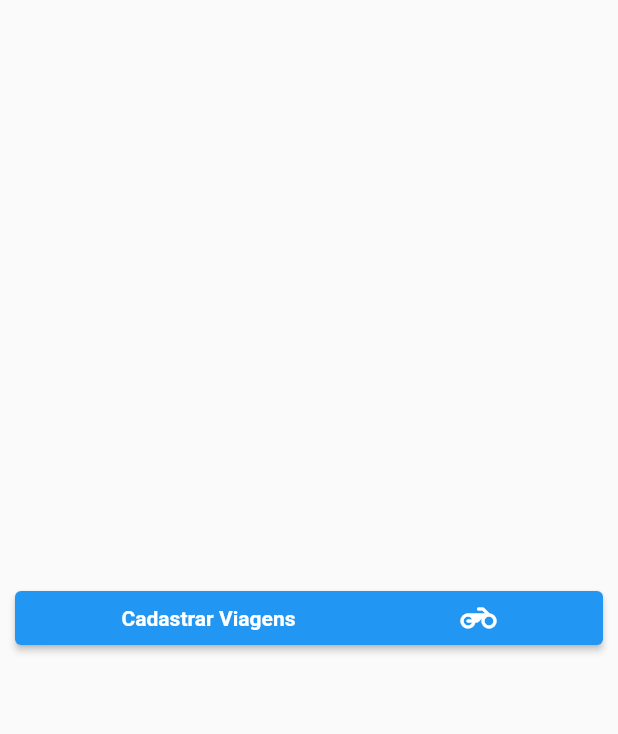
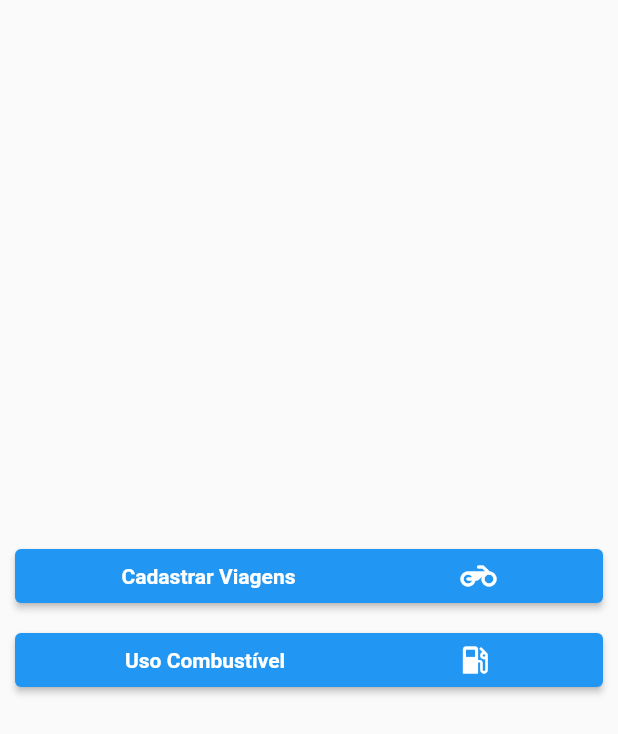
Before and after one commit to kr0ck/Controle-MotoBoy, a Flutter app: the screen it shows after launch, on a phone screen of 412 x 824 dp. Shown: the top 734 px of the screen. Run offline on Flutter 3.47's test engine with Material 2 defaults, Android fonts, the light colour scheme and no system bars.

Commit message:
Colocando mais um botão

```diff
--- a/lib/Screens/Home_Screen.dart
+++ b/lib/Screens/Home_Screen.dart
@@ -13,6 +13,10 @@ class HomeScreen extends StatelessWidget {
           crossAxisAlignment: CrossAxisAlignment.center,
           children: [
             ElevatedButtonWidget('Cadastrar Viagens', Icons.motorcycle_rounded),
+            SizedBox(
+              height: 8,
+            ),
+            ElevatedButtonWidget('Uso Combustível', Icons.local_gas_station),
           ],
         ),
       ),
```
